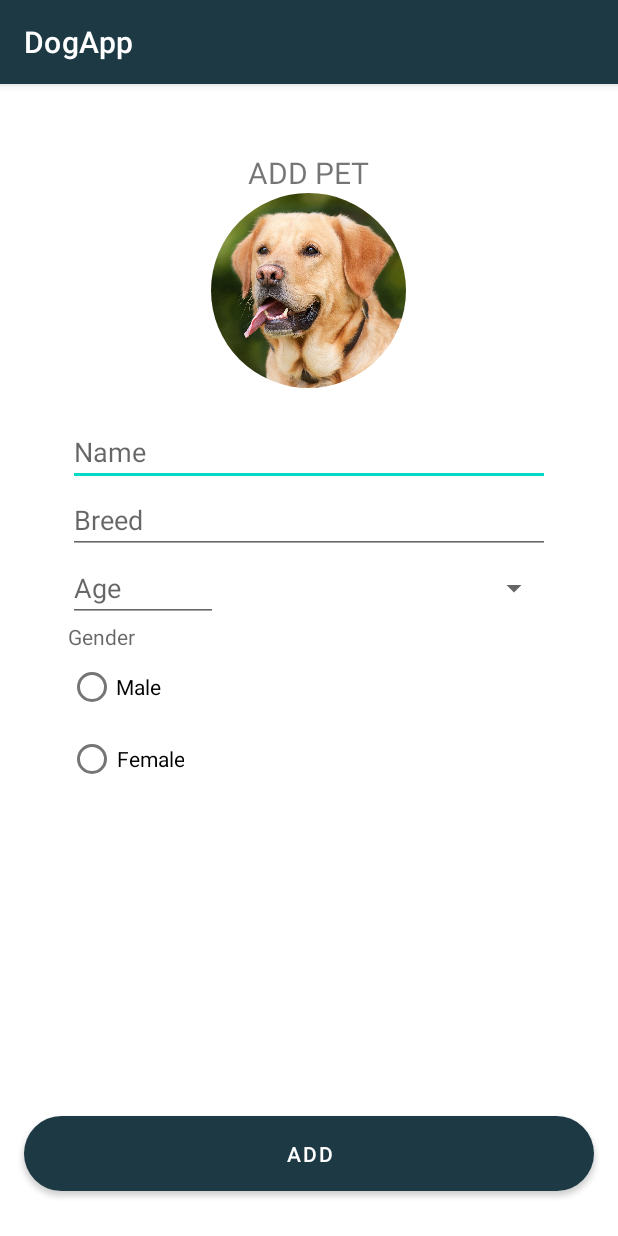
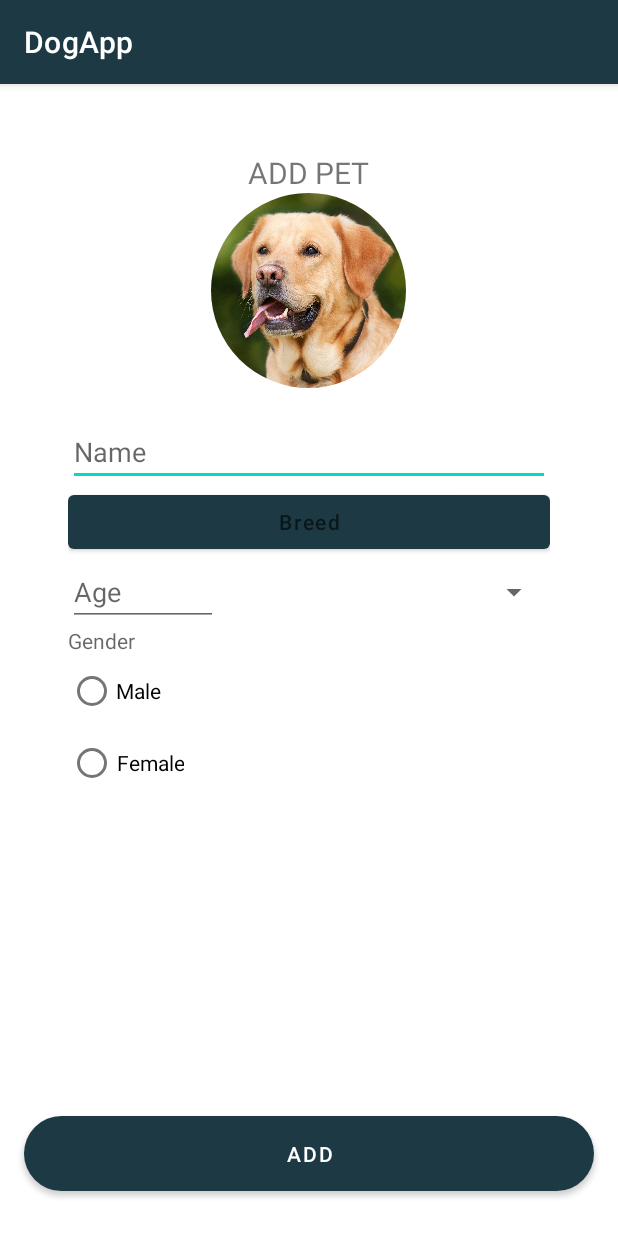
Before and after one commit to andreeabuzuriu11/DogApp, an Android app: the AddDogActivity screen opened directly, with no data from a screen before it, on a phone screen of 412 x 824 dp. Run offline under Robolectric (Android 15) with nearby library versions, the phone set to English and light mode, and no system bars; our stand-ins replace CircleImageView, data binding.

Commit message:
Added fragment for select breed

```diff
--- a/app/src/main/AndroidManifest.xml
+++ b/app/src/main/AndroidManifest.xml
@@ -15,7 +15,7 @@
         tools:targetApi="m">
         <activity
             android:name=".views.main.ui.OverlayActivity"
-            android:exported="false" />
+            android:theme="@style/Theme.TransparentFullScreen" />
         <activity
             android:name=".views.AddDogActivity"
             android:exported="false" />
--- a/app/src/main/res/layout/activity_add_dog.xml
+++ b/app/src/main/res/layout/activity_add_dog.xml
@@ -43,7 +43,7 @@
                         android:inputType="textPersonName"
                         android:text="@={viewModel.name}" />
 
-                    <EditText
+                    <Button
                         android:id="@+id/add_breed"
                         android:layout_width="match_parent"
                         android:layout_height="wrap_content"
--- a/app/src/main/res/layout/fragment_select_breed.xml
+++ b/app/src/main/res/layout/fragment_select_breed.xml
@@ -11,7 +11,8 @@
 
     <RelativeLayout
         android:layout_width="match_parent"
-        android:layout_height="wrap_content"
+        android:layout_height="match_parent"
+        android:background="@color/white"
         android:padding="10dp">
 
     <TextView
--- a/app/src/main/res/values/themes.xml
+++ b/app/src/main/res/values/themes.xml
@@ -13,4 +13,16 @@
         <item name="android:statusBarColor" tools:targetApi="l">?attr/colorPrimaryVariant</item>
         <!-- Customize your theme here. -->
     </style>
+
+    <style name="Theme.Transparent" parent="Theme.AppCompat.Light.NoActionBar">
+        <item name="android:windowIsTranslucent">true</item>
+        <item name="android:windowBackground">@android:color/transparent</item>
+        <item name="android:windowContentOverlay">@null</item>
+        <item name="android:windowNoTitle">true</item>-->
+    </style>
+
+    <style name="Theme.TransparentFullScreen" parent="Theme.Transparent">
+        <item name="android:windowFullscreen">true</item>
+        <item name="android:windowAnimationStyle">@null</item>
+    </style>
 </resources>
```
Also changed, not shown: app/src/main/java/com/buzuriu/dogapp/services/NavigationService.kt (+42 -0 lines), app/src/main/java/com/buzuriu/dogapp/viewModels/AddDogViewModel.kt (+9 -0 lines).
